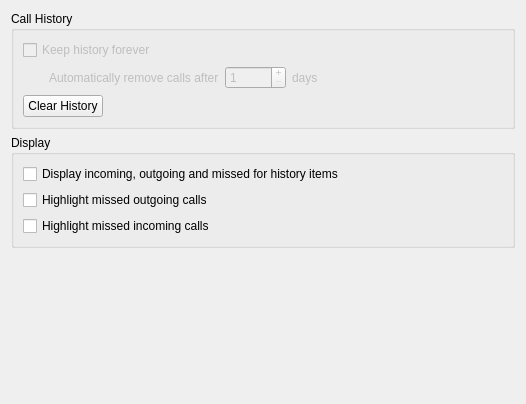
Above: src/conf/dlggeneralbase.ui from KDE/ring-kde before the change. Below: the same form after it.
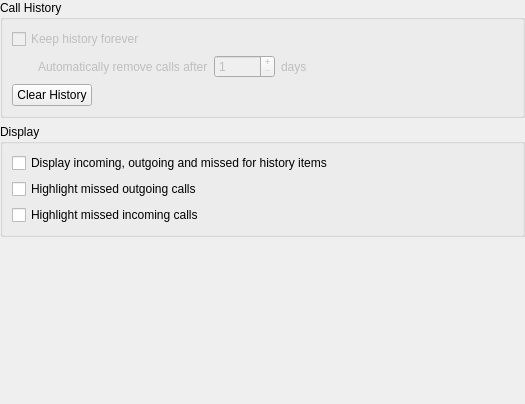
That is the form after the change.

Patch:
```diff
--- a/src/conf/dlggeneralbase.ui
+++ b/src/conf/dlggeneralbase.ui
@@ -14,6 +14,9 @@
    <string notr="true">General settings</string>
   </property>
   <layout class="QVBoxLayout" name="verticalLayout">
+   <property name="margin">
+    <number>0</number>
+   </property>
    <item>
     <widget class="QGroupBox" name="groupBox1_history_2">
      <property name="sizePolicy">
```
